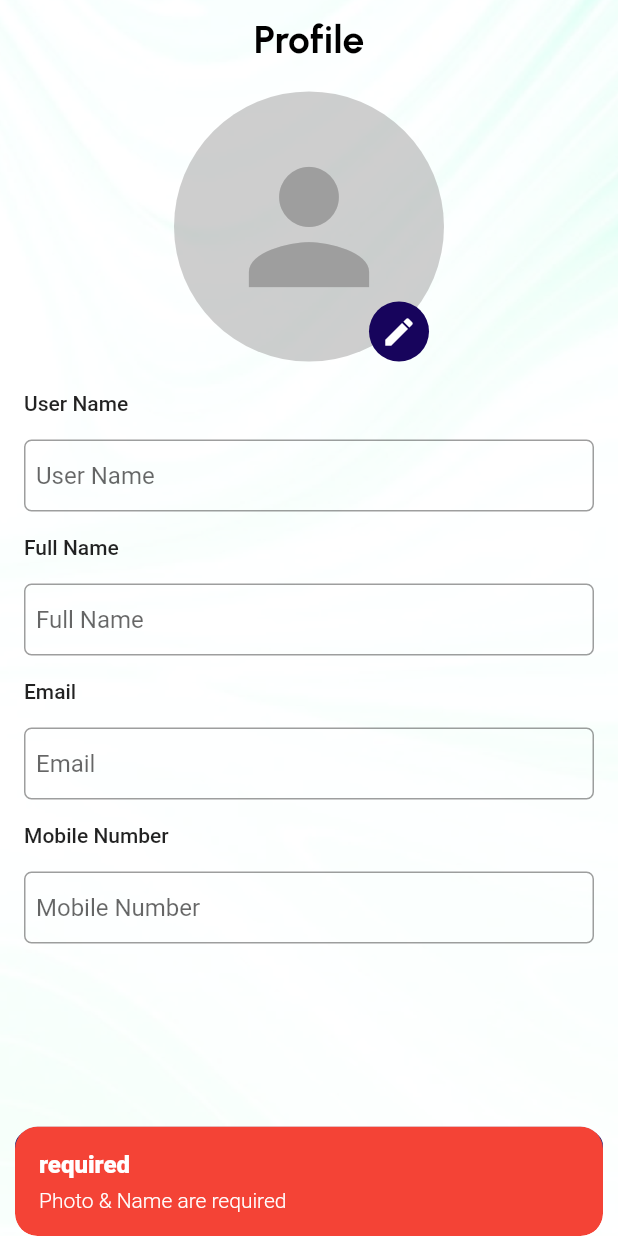
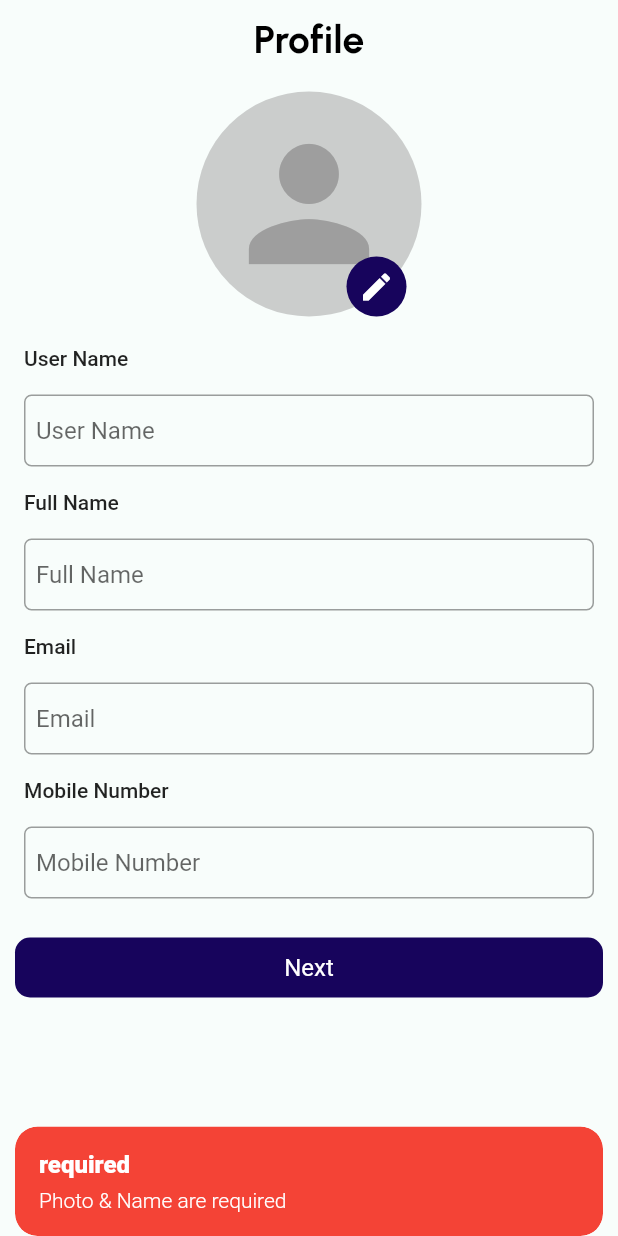
Before and after one commit to ParthIntelizia/Property_App, a Flutter app: the SetProfileScreen screen opened directly, after a tap on "Next", on a phone screen of 412 x 824 dp. Run offline on Flutter 3.47's test engine with Material 2 defaults, Android fonts, the phone set to English and light mode, and no system bars; drawn by our look-alikes of flutter_progress_hud; our stand-ins replace carousel_slider, cloud_firestore, connectivity, firebase_auth, firebase_core, firebase_storage and 12 more; missing offline and left inert: connectivity_for_web, country_codes, email_auth, flutter_facebook_auth, flutter_facebook_auth_web, flutter_statusbarcolor_ns and 1 more; accounts and stored records are empty; network calls fail.

Commit message:
init [28-10-2022]

```diff
--- a/lib/pages/set_profile_screen.dart
+++ b/lib/pages/set_profile_screen.dart
@@ -2,6 +2,7 @@ import 'dart:io';
 import 'package:cloud_firestore/cloud_firestore.dart';
 import 'package:firebase_storage/firebase_storage.dart';
 import 'package:flutter/material.dart';
+import 'package:flutter/services.dart';
 import 'package:google_fonts/google_fonts.dart';
 import 'package:image_picker/image_picker.dart';
 import 'package:flutter_progress_hud/flutter_progress_hud.dart';
@@ -39,7 +40,7 @@ class _SetProfileScreenState extends State<SetProfileScreen> {
   Widget build(BuildContext context) {
     return SafeArea(
       child: Scaffold(
-          resizeToAvoidBottomInset: false,
+          //resizeToAvoidBottomInset: false,
           backgroundColor: ConstColors.backgroundColor,
           body: _body()),
     );
@@ -53,13 +54,10 @@ class _SetProfileScreenState extends State<SetProfileScreen> {
       builder: (context) {
         final progress = ProgressHUD.of(context);
 
-        return Container(
-          constraints: BoxConstraints.expand(),
-          decoration: BoxDecoration(
-            image: DecorationImage(
-                image: AssetImage(ConstVar.backgroundImg), fit: BoxFit.cover),
-          ),
+        return SingleChildScrollView(
+          child: Container(
             child: Column(
+              mainAxisSize: MainAxisSize.max,
               mainAxisAlignment: MainAxisAlignment.center,
               crossAxisAlignment: CrossAxisAlignment.center,
               children: <Widget>[
@@ -80,8 +78,8 @@ class _SetProfileScreenState extends State<SetProfileScreen> {
                   alignment: Alignment.bottomRight,
                   children: [
                     Container(
-                    height: 180,
-                    width: 180,
+                      height: 150,
+                      width: 150,
                       decoration: BoxDecoration(
                           shape: BoxShape.circle,
                           color: Colors.grey.withOpacity(0.5)),
@@ -188,6 +186,10 @@ class _SetProfileScreenState extends State<SetProfileScreen> {
                   padding: const EdgeInsets.all(16.0),
                   child: TextField(
                     controller: mobileController,
+                    inputFormatters: [
+                      FilteringTextInputFormatter.allow(RegExp(r'[0-9]')),
+                      FilteringTextInputFormatter.digitsOnly
+                    ],
                     decoration: InputDecoration(
                         contentPadding: const EdgeInsets.all(8.0),
                         hintText: 'Mobile Number',
@@ -198,7 +200,6 @@ class _SetProfileScreenState extends State<SetProfileScreen> {
                                 width: 1.0))),
                   ),
                 ),
-              Spacer(),
                 InkWell(
                   onTap: () async {
                     print('enter thg escree ');
@@ -208,6 +209,10 @@ class _SetProfileScreenState extends State<SetProfileScreen> {
                         mobileController.text.isNotEmpty &&
                         fullNameController.text.isNotEmpty &&
                         emailController.text.isNotEmpty) {
+                      bool emailValid = RegExp(
+                              r'^.+@[a-zA-Z]+\.{1}[a-zA-Z]+(\.{0,1}[a-zA-Z]+)$')
+                          .hasMatch(emailController.text);
+                      if (emailValid == true) {
                         try {
                           print('enter thg escree ');
                           progress!.show();
@@ -224,7 +229,7 @@ class _SetProfileScreenState extends State<SetProfileScreen> {
                             'profile_image': liveImageURL,
                             'user_name': nameController.text.toString(),
                             'is_Profile_check': true,
-                        'email': emailController.text.toString(),
+                            'email': emailController.text.trim().toString(),
                             'mobile': mobileController.text.toString(),
                             'full_name': fullNameController.text.toString(),
                           });
@@ -246,6 +251,13 @@ class _SetProfileScreenState extends State<SetProfileScreen> {
 
                           return CommonWidget.getSnackBar(
                               message: 'went-wrong',
+                              title: 'Failed',
+                              duration: 2,
+                              color: Colors.red);
+                        }
+                      } else {
+                        CommonWidget.getSnackBar(
+                            message: 'Please Enter Valid Email',
                             title: 'Failed',
                             duration: 2,
                             color: Colors.red);
@@ -276,6 +288,7 @@ class _SetProfileScreenState extends State<SetProfileScreen> {
                   height: 20,
                 ),
               ],
+            ),
           ),
         );
       },
```
Also changed, not shown: lib/pages/edit_profile_screen.dart (+18 -3 lines), 1 other file. Lines whose indentation alone changed are shown as unchanged.
